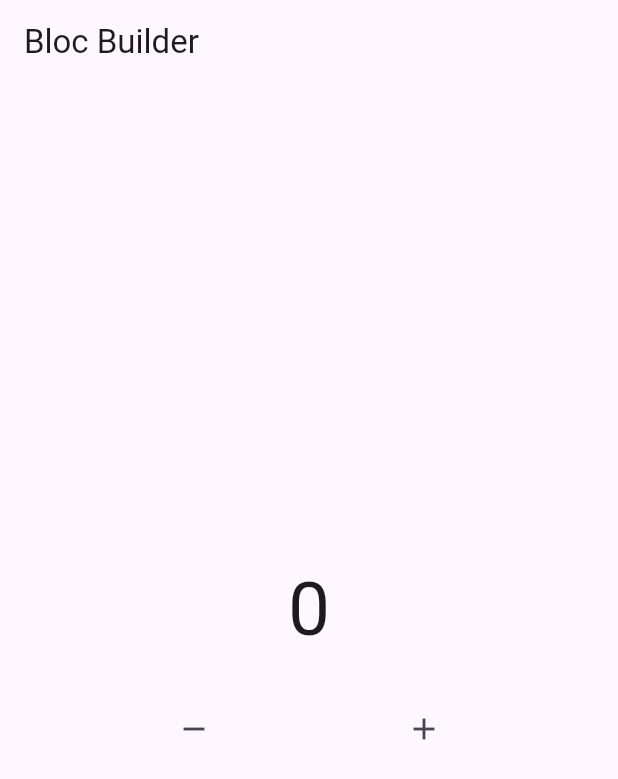
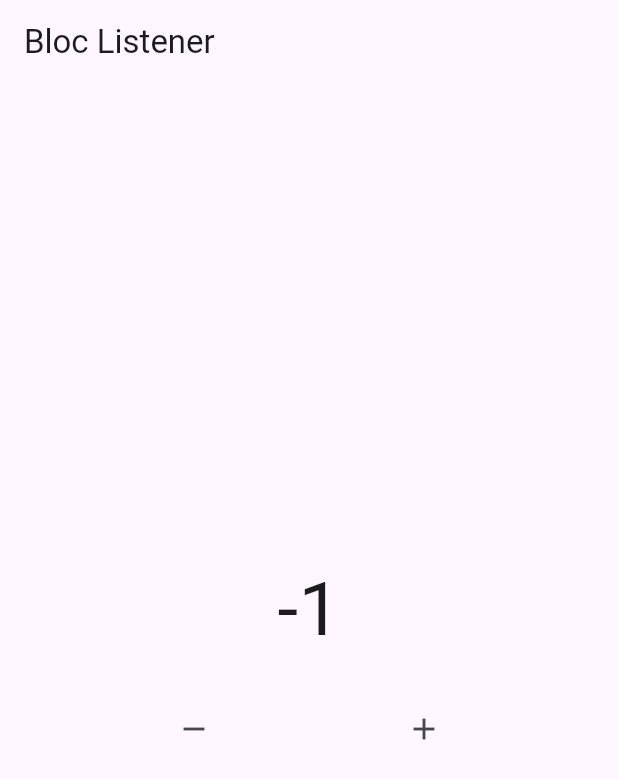
Before and after one commit to salim-maula/State-BLOC-, a Flutter app: the screen it shows after launch, after a tap on the "remove" icon, on a phone screen of 412 x 824 dp. Shown: the top 779 px of the screen. Run offline on Flutter 3.47's test engine with Material 3 defaults, Android fonts, the phone set to English and light mode, and no system bars; our stand-ins replace bloc, flutter_bloc.

Commit message:
Section 2-5 Bloc Listener

```diff
--- a/lib/pages/home_page.dart
+++ b/lib/pages/home_page.dart
@@ -11,21 +11,30 @@ class HomePage extends StatelessWidget {
 
     return Scaffold(
       appBar: AppBar(
-        title: const Text("Bloc Builder"),
+        title: const Text("Bloc Listener"),
       ),
       body: Column(
         mainAxisAlignment: MainAxisAlignment.center,
         children: [
-          BlocBuilder<Counter, int>(
+          BlocListener(
             bloc: mycounter,
-            buildWhen: (prev, current) {
-              if (current <= -1 && prev <= 0) {
+            listener: (context, state) {
+              //....
+              ScaffoldMessenger.of(context).showSnackBar(
+                const SnackBar(
+                  content: Text("SUDAH MENCAPAI 15"),
+                ),
+              );
+            },
+            listenWhen: (previous, current) {
+              if (current == 15) {
+                return true;
+              } else {
                 return false;
-              } else {
-                return true;
               }
-              // return true;
             },
+            child: BlocBuilder<Counter, int>(
+              bloc: mycounter,
               builder: (context, state) {
                 return Text(
                   "$state",
@@ -33,16 +42,7 @@ class HomePage extends StatelessWidget {
                 );
               },
             ),
-          //! selain menggunakan StreamBuilder kita bisa menggunakan widget bawaannya dari package BLOC
-          // StreamBuilder(
-          //     initialData: 0,
-          //     stream: mycounter.stream,
-          //     builder: (context, snapshot) {
-          //       return Text(
-          //         "${snapshot.data}",
-          //         style: TextStyle(fontSize: 50),
-          //       );
-          //     }),
+          ),
           const SizedBox(
             height: 20,
           ),
```
Lines whose indentation alone changed are shown as unchanged.
